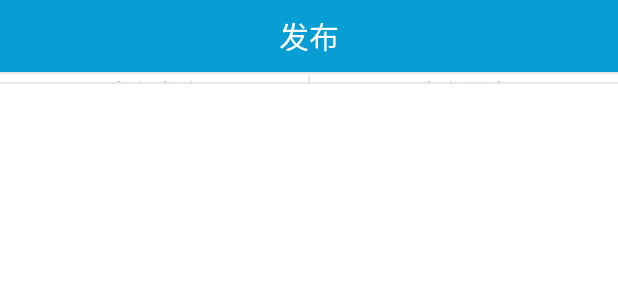
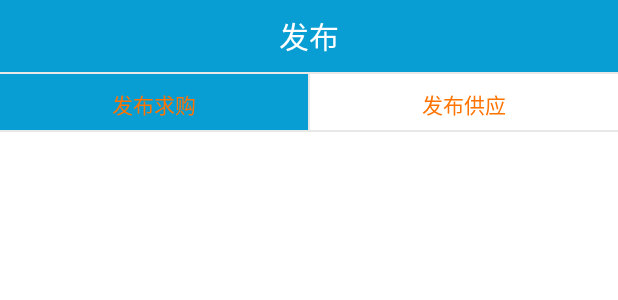
Before and after one commit to Ebingo/Ebingo, an Android app: the layout fragment_publish.xml on its own in the app's theme, with its tools: preview values and no code run, on a phone screen of 412 x 824 dp. Shown: the top 300 px of the screen. Run offline under Robolectric (Android 15) with nearby library versions, the light colour scheme and no system bars.

Commit message:
zhuchao93-1

```diff
--- /dev/null
+++ b/app/src/main/res/drawable/tab_bar.xml
@@ -0,0 +1,6 @@
+<?xml version="1.0" encoding="utf-8"?>
+
+<selector xmlns:android="http://schemas.android.com/apk/res/android">
+    <item android:drawable="@color/title_bule" android:state_checked="true"/>
+    <item android:drawable="@color/white" android:state_checked="false"/>
+</selector>
--- a/app/src/main/res/layout/fragment_publish.xml
+++ b/app/src/main/res/layout/fragment_publish.xml
@@ -16,34 +16,32 @@
     <RadioGroup
         android:id="@+id/publish_type"
         android:layout_width="match_parent"
-        android:layout_height="@dimen/abc_action_bar_default_height"
+        android:layout_height="@dimen/widget_height"
         android:background="@color/gray_bg"
-        android:checkedButton="0"
         android:paddingTop="1dp"
         android:paddingBottom="1dp"
         android:orientation="horizontal">
         <RadioButton
             android:id="@+id/rb_publish_supply"
             android:button="@null"
-            style="@style/font_black_15"
-            android:background="@color/white"
+            style="@style/font_orange_14"
+            android:background="@drawable/tab_bar"
             android:gravity="center"
+            android:checked="true"
             android:text="@string/publish_demand"
             android:layout_width="0dp"
-            android:textColor="@color/black"
-            android:layout_height="@dimen/abc_action_bar_default_height"
+            android:layout_height="@dimen/widget_height"
             android:layout_weight="1"/>
         <RadioButton
             android:id="@+id/rb_publish_demand"
-            style="@style/font_black_15"
+            style="@style/font_orange_14"
             android:button="@null"
-            android:background="@color/white"
+            android:background="@drawable/tab_bar"
             android:layout_marginLeft="1dp"
             android:gravity="center"
             android:text="@string/publish_supply"
             android:layout_width="0dp"
-            android:textColor="@color/black"
-            android:layout_height="@dimen/abc_action_bar_default_height"
+            android:layout_height="@dimen/widget_height"
             android:layout_weight="1"/>
 
     </RadioGroup>
```
Also changed, not shown: app/src/main/res/layout/login_dialog.xml (+39 -34 lines), app/src/main/res/values/strings.xml (+7 -1 lines).
